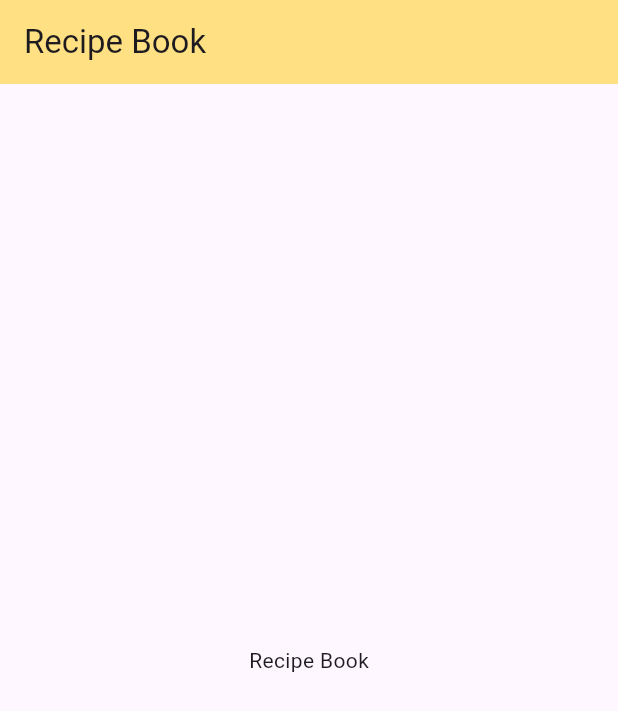
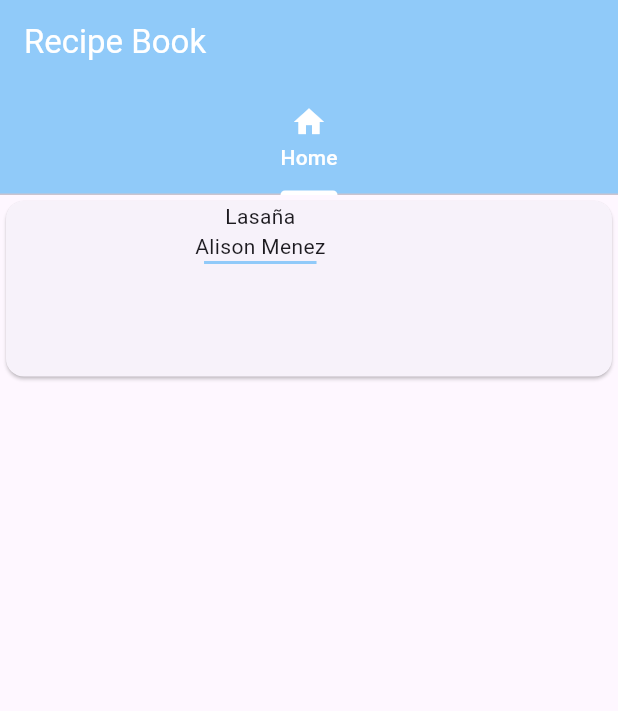
Before and after one commit to ijquenta/recibe_book, a Flutter app: the screen it shows after launch, on a phone screen of 412 x 824 dp. Shown: the top 711 px of the screen. Run offline on Flutter 3.47's test engine with Material 3 defaults, Android fonts, the phone set to English and light mode, and no system bars.

Commit message:
[ADD] It's created  home_screen and update UI

```diff
--- a/lib/main.dart
+++ b/lib/main.dart
@@ -1,4 +1,5 @@
 import 'package:flutter/material.dart';
+import 'package:recipe_book/screens/home_screen.dart';
 
 void main() => runApp(const MyApp());
 
@@ -21,12 +22,21 @@ class RecipeBook extends StatelessWidget {
 
   @override
   Widget build(BuildContext context) {
-    return Scaffold(
-      appBar: AppBar(
-        backgroundColor: Colors.amber[200],
-        title: const Text('Recipe Book'),
+    return DefaultTabController(
+      length: 4,
+      child: Scaffold(
+        appBar: AppBar(
+          backgroundColor: Colors.blue[200],
+          title: Text('Recipe Book', style: TextStyle(color: Colors.white)),
+          bottom: TabBar(
+            indicatorColor: Colors.white,
+            labelColor: Colors.white,
+            unselectedLabelColor: Colors.white,
+            tabs: [Tab(icon: Icon(Icons.home), text: 'Home')],
+          ),
+        ),
+        body: TabBarView(children: [HomeScreen()]),
       ),
-      body: const Center(child: Text('Recipe Book')),
     );
   }
 }
--- /dev/null
+++ b/lib/screens/home_screen.dart
@@ -0,0 +1,37 @@
+import 'package:flutter/material.dart';
+
+class HomeScreen extends StatelessWidget {
+  const HomeScreen({super.key});
+
+  @override
+  Widget build(BuildContext context) {
+    return Scaffold(
+      body: Container(
+        width: MediaQuery.of(context).size.width,
+        height: 125,
+        child: Card(
+          child: Row(
+            children: <Widget>[
+              Container(
+                height: 125,
+                width: 100,
+                child: ClipRRect(
+                  child: Container(),
+                  borderRadius: BorderRadius.circular(25),
+                ),
+              ),
+              SizedBox(width: 26),
+              Column(
+                children: <Widget>[
+                  Text('Lasaña'),
+                  Text('Alison Menez'),
+                  Container(height: 2, width: 75, color: Colors.blue[200]),
+                ],
+              ),
+            ],
+          ),
+        ),
+      ),
+    );
+  }
+}
```
